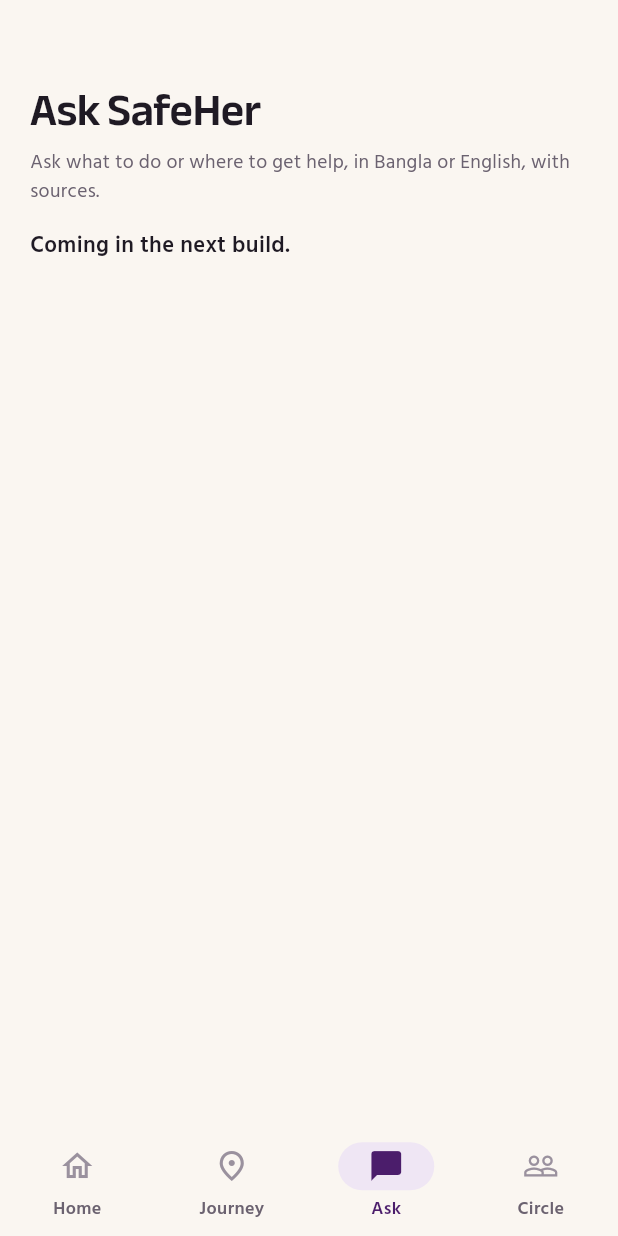
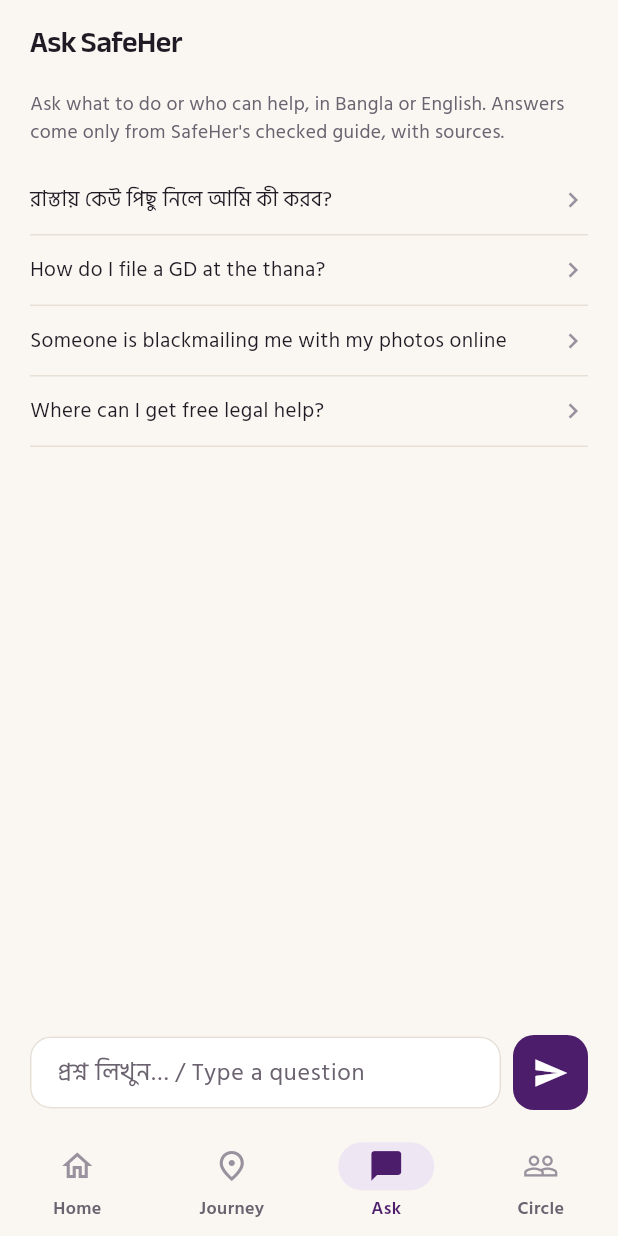
Before and after one commit to mdtanzimulislamrefat/SafeHer, a Flutter app: the screen it shows after launch, item 3 of the bottom bar chosen, on a phone screen of 412 x 824 dp. Run offline on Flutter 3.47's test engine with Material 3 defaults, Android fonts, the phone set to English and light mode, and no system bars; our stand-ins replace audioplayers, geolocator, permission_handler, sensors_plus, share_plus, shared_preferences; missing offline and left inert: record.

Commit message:
Add Ask SafeHer: answers only from a checked, sourced guide
A Gemini assistant on the Ask tab that answers questions about what
to do and who can help, using only assets/guide/help_guide.json:
13 entries (999, 109, 333, 1098, Police Cyber Support for Women,
Police HQ hotlines, free legal aid, filing a GD, One-Stop Crisis
Centres, Victim Support Centres, three safety tips), each with its
source and link. Three numbers that could not be confirmed
officially are marked verify and shown as such.

- The guide is small, so all of it goes in the prompt; cited ids are
  an enum in the response schema, so Gemini can only cite entries
  that exist
- Not covered -> says so and points to 109/999 instead of guessing;
  no legal or medical rulings
- Danger right now -> urgent flag; the answer opens with Call 999
  and "Alert my circle"
- Replies in the language and script of the question
- Tap-to-call chips for cited numbers, numbered sources that open
  the original article
- Same model fallback as reports (3.5-flash, then flash-lite)

Tested: flutter analyze clean, 24 tests pass; 6 live questions
(Bangla, English, Banglish, danger now, off-topic, a trap asking for
a number not in the guide) all answered safely in 1.5-3.7 s; works
on a Realme RMX3750 (Android 15).

Co-Authored-By: Claude Opus 5.5 <noreply@anthropic.com>

```diff
--- /dev/null
+++ b/lib/data/help_guide.dart
@@ -0,0 +1,75 @@
+import 'dart:convert';
+
+import 'package:flutter/services.dart';
+
+/// One checked piece of help information, with where it came from.
+class GuideEntry {
+  const GuideEntry({
+    required this.id,
+    required this.title,
+    required this.titleBn,
+    required this.text,
+    required this.numbers,
+    required this.source,
+    required this.url,
+    required this.verify,
+  });
+
+  final String id;
+  final String title;
+  final String titleBn;
+  final String text;
+  final List<String> numbers;
+  final String source;
+  final String url;
+
+  /// Not yet confirmed against an official source; shown with a "check this" note.
+  final bool verify;
+
+  factory GuideEntry.fromJson(Map<String, dynamic> j) => GuideEntry(
+    id: j['id'] as String,
+    title: j['title'] as String,
+    titleBn: j['title_bn'] as String? ?? '',
+    text: j['text'] as String,
+    numbers: [for (final n in j['numbers'] as List? ?? const []) n as String],
+    source: j['source'] as String,
+    url: j['url'] as String? ?? '',
+    verify: j['verify'] as bool? ?? false,
+  );
+}
+
+/// The verified guide Ask SafeHer answers from. Kept as editable JSON in assets/guide.
+class HelpGuide {
+  const HelpGuide({required this.checked, required this.entries});
+
+  final String checked;
+  final List<GuideEntry> entries;
+
+  factory HelpGuide.fromJson(Map<String, dynamic> j) => HelpGuide(
+    checked: j['checked'] as String,
+    entries: [for (final e in j['entries'] as List) GuideEntry.fromJson(e as Map<String, dynamic>)],
+  );
+
+  static Future<HelpGuide> load([AssetBundle? bundle]) async {
+    final raw = await (bundle ?? rootBundle).loadString('assets/guide/help_guide.json');
+    return HelpGuide.fromJson(jsonDecode(raw) as Map<String, dynamic>);
+  }
+
+  GuideEntry? byId(String id) {
+    for (final e in entries) {
+      if (e.id == id) return e;
+    }
+    return null;
+  }
+
+  /// The guide as Gemini sees it.
+  String toPromptText() {
+    return entries
+        .map(
+          (e) =>
+              '[${e.id}] ${e.title}${e.verify ? ' (verify=true: number not yet confirmed officially)' : ''}\n'
+              '${e.text}\nSource: ${e.source}',
+        )
+        .join('\n\n');
+  }
+}
--- a/lib/main.dart
+++ b/lib/main.dart
@@ -5,6 +5,7 @@ import 'package:shared_preferences/shared_preferences.dart';
 import 'data/contacts_store.dart';
 import 'data/reports_store.dart';
 import 'data/settings_store.dart';
+import 'screens/ask_screen.dart';
 import 'screens/circle_screen.dart';
 import 'screens/home_screen.dart';
 import 'services/protection_service.dart';
@@ -90,10 +91,7 @@ class _AppShellState extends State<AppShell> {
             title: 'Safe Journey',
             text: 'Share your trip with your circle, check in on the way, and get a nudge if something looks off.',
           ),
-          _ComingSoon(
-            title: 'Ask SafeHer',
-            text: 'Ask what to do or where to get help, in Bangla or English, with sources.',
-          ),
+          AskScreen(),
           CircleScreen(),
         ],
       ),
--- /dev/null
+++ b/lib/screens/ask_screen.dart
@@ -0,0 +1,387 @@
+import 'package:flutter/material.dart';
+import 'package:url_launcher/url_launcher.dart';
+
+import '../data/help_guide.dart';
+import '../services/gemini_client.dart';
+import '../services/guide_answerer.dart';
+import '../services/sos_controller.dart';
+import '../theme.dart';
+import 'helplines_screen.dart';
+import 'home_screen.dart';
+
+/// Questions answered only from SafeHer's checked guide, with numbered sources.
+class AskScreen extends StatefulWidget {
+  const AskScreen({super.key});
+
+  @override
+  State<AskScreen> createState() => _AskScreenState();
+}
+
+class _AskScreenState extends State<AskScreen> {
+  static const suggestions = [
+    'রাস্তায় কেউ পিছু নিলে আমি কী করব?',
+    'How do I file a GD at the thana?',
+    'Someone is blackmailing me with my photos online',
+    'Where can I get free legal help?',
+  ];
+
+  final _input = TextEditingController();
+  final _scroll = ScrollController();
+  final _turns = <ChatTurn>[];
+  GuideAnswerer? _answerer;
+  bool _thinking = false;
+  String? _error;
+  String? _lastQuestion;
+
+  @override
+  void initState() {
+    super.initState();
+    HelpGuide.load().then((g) {
+      if (mounted) setState(() => _answerer = GuideAnswerer(g));
+    });
+  }
+
+  @override
+  void dispose() {
+    _input.dispose();
+    _scroll.dispose();
+    super.dispose();
+  }
+
+  Future<void> _ask(String question) async {
+    final q = question.trim();
+    final answerer = _answerer;
+    if (q.isEmpty || answerer == null || _thinking) return;
+    final history = List<ChatTurn>.of(_turns);
+    setState(() {
+      if (_error == null || _lastQuestion != q) _turns.add(ChatTurn(fromUser: true, text: q));
+      _thinking = true;
+      _error = null;
+      _lastQuestion = q;
+      _input.clear();
+    });
+    _scrollToEnd();
+    try {
+      final a = await answerer.ask(q, history: history);
+      if (!mounted) return;
+      setState(() => _turns.add(ChatTurn(fromUser: false, text: a.text, answer: a)));
+    } on GeminiException catch (e) {
+      if (!mounted) return;
+      setState(
+        () => _error = switch (e.failure) {
+          GeminiFailure.noKey => 'Ask SafeHer is not set up in this build.',
+          GeminiFailure.busy => 'Too many questions right now. Try again in a minute.',
+          GeminiFailure.network => "Couldn't connect. Check your internet.",
+          GeminiFailure.badAnswer => 'Something went wrong with the answer.',
+        },
+      );
+    } finally {
+      if (mounted) setState(() => _thinking = false);
+      _scrollToEnd();
+    }
+  }
+
+  void _scrollToEnd() {
+    WidgetsBinding.instance.addPostFrameCallback((_) {
+      if (_scroll.hasClients) {
+        _scroll.animateTo(
+          _scroll.position.maxScrollExtent,
+          duration: const Duration(milliseconds: 250),
+          curve: Curves.easeOut,
+        );
+      }
+    });
+  }
+
+  @override
+  Widget build(BuildContext context) {
+    return Scaffold(
+      appBar: AppBar(titleSpacing: 20, title: Text('Ask SafeHer', style: SafeText.heading(20))),
+      body: Column(
+        children: [
+          Expanded(
+            child: ListView(
+              controller: _scroll,
+              padding: const EdgeInsets.fromLTRB(20, 4, 20, 16),
+              children: [
+                if (_turns.isEmpty) ...[
+                  const Text(
+                    'Ask what to do or who can help, in Bangla or English. Answers come only from '
+                    "SafeHer's checked guide, with sources.",
+                    style: SafeText.small,
+                  ),
+                  const SizedBox(height: 12),
+                  for (final s in suggestions) _SuggestionRow(text: s, onTap: () => _ask(s)),
+                ],
+                for (final t in _turns) t.fromUser ? _Question(t.text) : _Answer(t.answer!),
+                if (_thinking) const _Thinking(),
+                if (_error != null) _ErrorRow(text: _error!, onRetry: () => _ask(_lastQuestion!)),
+              ],
+            ),
+          ),
+          SafeArea(
+            top: false,
+            child: Padding(
+              padding: const EdgeInsets.fromLTRB(20, 4, 20, 12),
+              child: Row(
+                children: [
+                  Expanded(
+                    child: TextField(
+                      controller: _input,
+                      minLines: 1,
+                      maxLines: 4,
+                      textInputAction: TextInputAction.send,
+                      onSubmitted: _ask,
+                      decoration: const InputDecoration(
+                        hintText: 'প্রশ্ন লিখুন… / Type a question',
+                        contentPadding: EdgeInsets.symmetric(horizontal: 14, vertical: 12),
+                      ),
+                    ),
+                  ),
+                  const SizedBox(width: 8),
+                  IconButton.filled(
+                    tooltip: 'Send',
+                    style: IconButton.styleFrom(
+                      backgroundColor: SafeColors.plum,
+                      minimumSize: const Size(50, 50),
+                      shape: RoundedRectangleBorder(borderRadius: BorderRadius.circular(14)),
+                    ),
+                    onPressed: _answerer == null || _thinking ? null : () => _ask(_input.text),
+                    icon: const Icon(Icons.send, color: Colors.white),
+                  ),
+                ],
+              ),
+            ),
+          ),
+        ],
+      ),
+    );
+  }
+}
+
+class _Question extends StatelessWidget {
+  const _Question(this.text);
+
+  final String text;
+
+  @override
+  Widget build(BuildContext context) {
+    return Align(
+      alignment: Alignment.centerRight,
+      child: Container(
+        margin: const EdgeInsets.only(bottom: 14, left: 48),
+        padding: const EdgeInsets.symmetric(horizontal: 14, vertical: 11),
+        decoration: const BoxDecoration(
+          color: SafeColors.plum,
+          borderRadius: BorderRadius.only(
+            topLeft: Radius.circular(18),
+            topRight: Radius.circular(18),
+            bottomLeft: Radius.circular(18),
+            bottomRight: Radius.circular(6),
+          ),
+        ),
+        child: Text(text, style: const TextStyle(fontSize: 15, height: 1.5, color: Colors.white)),
+      ),
+    );
+  }
+}
+
+class _Answer extends StatelessWidget {
+  const _Answer(this.a);
+
+  final GuideAnswer a;
+
+  @override
+  Widget build(BuildContext context) {
+    final numbers = {for (final e in a.cited) ...e.numbers};
+    return Padding(
+      padding: const EdgeInsets.only(bottom: 18),
+      child: Column(
+        crossAxisAlignment: CrossAxisAlignment.start,
+        children: [
+          if (a.urgent) const _UrgentCard(),
+          SelectableText(a.text, style: const TextStyle(fontSize: 15, height: 1.6, color: SafeColors.ink)),
+          if (numbers.isNotEmpty) ...[
+            const SizedBox(height: 8),
+            Wrap(
+              spacing: 8,
+              runSpacing: 4,
+              children: [
+                for (final n in numbers)
+                  ActionChip(
+                    avatar: const Icon(Icons.phone, size: 16, color: SafeColors.plum),
+                    label: Text(n),
+                    onPressed: () => callNumber(n),
+                  ),
+              ],
+            ),
+          ],
+          if (a.cited.isNotEmpty) ...[
+            const SizedBox(height: 8),
+            const Divider(),
+            const SizedBox(height: 6),
+            for (final (i, e) in a.cited.indexed) _SourceLine(index: i + 1, entry: e),
+          ],
+          const SizedBox(height: 6),
+          Text(
+            a.covered
+                ? "Answered from SafeHer's checked guide · not legal advice"
+                : "Not in SafeHer's checked guide, so no details were guessed",
+            style: SafeText.caption,
+          ),
+        ],
+      ),
+    );
+  }
+}
+
+class _SourceLine extends StatelessWidget {
+  const _SourceLine({required this.index, required this.entry});
+
+  final int index;
+  final GuideEntry entry;
+
+  @override
+  Widget build(BuildContext context) {
+    final hasLink = entry.url.isNotEmpty;
+    return InkWell(
+      onTap: hasLink ? () => launchUrl(Uri.parse(entry.url), mode: LaunchMode.externalApplication) : null,
+      child: Padding(
+        padding: const EdgeInsets.symmetric(vertical: 3),
+        child: Text.rich(
+          TextSpan(
+            children: [
+              TextSpan(
+                text: '[$index] ',
+                style: const TextStyle(fontWeight: FontWeight.w700, color: SafeColors.plum),
+              ),
+              TextSpan(text: entry.source),
+              if (entry.verify)
+                const TextSpan(
+                  text: ' · number not yet confirmed officially',
+                  style: TextStyle(color: SafeColors.amber, fontWeight: FontWeight.w600),
+                ),
+              if (hasLink)
+                const TextSpan(
+                  text: ' ↗',
+                  style: TextStyle(color: SafeColors.plum),
+                ),
+            ],
+          ),
+          style: SafeText.caption,
+        ),
+      ),
+    );
+  }
+}
+
+class _UrgentCard extends StatelessWidget {
+  const _UrgentCard();
+
+  @override
+  Widget build(BuildContext context) {
+    return Container(
+      margin: const EdgeInsets.only(bottom: 10),
+      padding: const EdgeInsets.all(12),
+      decoration: BoxDecoration(color: SafeColors.redSoft, borderRadius: BorderRadius.circular(14)),
+      child: Column(
+        crossAxisAlignment: CrossAxisAlignment.stretch,
+        children: [
+          const Text(
+            'If you are in danger now',
+            style: TextStyle(fontSize: 14, fontWeight: FontWeight.w700, color: SafeColors.redDeep),
+          ),
+          const SizedBox(height: 8),
+          Row(
+            children: [
+              Expanded(
+                child: FilledButton.icon(
+                  style: FilledButton.styleFrom(backgroundColor: SafeColors.red, minimumSize: const Size(0, 48)),
+                  onPressed: () => callNumber('999'),
+                  icon: const Icon(Icons.phone, size: 18),
+                  label: const Text('Call 999'),
+                ),
+              ),
+              const SizedBox(width: 8),
+              Expanded(
+                child: OutlinedButton(
+                  style: OutlinedButton.styleFrom(minimumSize: const Size(0, 48), foregroundColor: SafeColors.redDeep),
+                  onPressed: () => startSos(context, SosTrigger.hold),
+                  child: const Text('Alert my circle'),
+                ),
+              ),
+            ],
+          ),
+        ],
+      ),
+    );
+  }
+}
+
+class _SuggestionRow extends StatelessWidget {
+  const _SuggestionRow({required this.text, required this.onTap});
+
+  final String text;
+  final VoidCallback onTap;
+
+  @override
+  Widget build(BuildContext context) {
+    return InkWell(
+      onTap: onTap,
+      child: Container(
+        padding: const EdgeInsets.symmetric(vertical: 13),
+        decoration: const BoxDecoration(
+          border: Border(bottom: BorderSide(color: SafeColors.line)),
+        ),
+        child: Row(
+          children: [
+            Expanded(
+              child: Text(text, style: const TextStyle(fontSize: 14, color: SafeColors.ink)),
+            ),
+            const Icon(Icons.chevron_right, color: SafeColors.faint, size: 20),
+          ],
+        ),
+      ),
+    );
+  }
+}
+
+class _Thinking extends StatelessWidget {
+  const _Thinking();
+
+  @override
+  Widget build(BuildContext context) {
+    return const Padding(
+      padding: EdgeInsets.only(bottom: 16),
+      child: Row(
+        children: [
+          SizedBox(width: 16, height: 16, child: CircularProgressIndicator(strokeWidth: 2)),
+          SizedBox(width: 10),
+          Text('Checking the guide…', style: SafeText.small),
+        ],
+      ),
+    );
+  }
+}
+
+class _ErrorRow extends StatelessWidget {
+  const _ErrorRow({required this.text, required this.onRetry});
+
+  final String text;
+  final VoidCallback onRetry;
+
+  @override
+  Widget build(BuildContext context) {
+    return Padding(
+      padding: const EdgeInsets.only(bottom: 16),
+      child: Row(
+        children: [
+          Expanded(
+            child: Text(text, style: const TextStyle(fontSize: 13, color: SafeColors.red)),
+          ),
+          TextButton(onPressed: onRetry, child: const Text('Try again')),
+        ],
+      ),
+    );
+  }
+}
--- a/lib/screens/record_report_screen.dart
+++ b/lib/screens/record_report_screen.dart
@@ -43,6 +43,7 @@ class _RecordReportScreenState extends State<RecordReportScreen> {
     super.initState();
     _protection = context.read<ProtectionService>();
   }
+
   ReportLanguage _language = ReportLanguage.english;
   String? _path;
   Duration _elapsed = Duration.zero;
--- /dev/null
+++ b/lib/services/guide_answerer.dart
@@ -0,0 +1,103 @@
+import '../data/help_guide.dart';
+import 'gemini_client.dart';
+
+class ChatTurn {
+  const ChatTurn({required this.fromUser, required this.text, this.answer});
+
+  final bool fromUser;
+  final String text;
+
+  /// Set on SafeHer's replies.
+  final GuideAnswer? answer;
+}
+
+class GuideAnswer {
+  const GuideAnswer({required this.text, required this.cited, required this.covered, required this.urgent});
+
+  final String text;
+
+  /// Guide entries the answer is based on, in the order Gemini cited them.
+  final List<GuideEntry> cited;
+
+  /// False when the guide had nothing on the question and the answer says so.
+  final bool covered;
+
+  /// She seems to be in danger right now: the screen shows 999 and SOS first.
+  final bool urgent;
+}
+
+/// Answers questions only from the checked [HelpGuide], with citations.
+///
+/// The guide is small (about a dozen entries), so all of it goes in the prompt instead of a
+/// separate retrieval step; Gemini may cite only ids that exist (they are an enum in the schema).
+class GuideAnswerer {
+  GuideAnswerer(this.guide, {GeminiClient? gemini}) : _gemini = gemini ?? GeminiClient();
+
+  final HelpGuide guide;
+  final GeminiClient _gemini;
+
+  static const models = [
+    GeminiModel('gemini-3.5-flash', {'thinkingBudget': 0}),
+    GeminiModel('gemini-flash-lite-latest', {'thinkingLevel': 'minimal'}),
+  ];
+
+  Map<String, Object> get _schema => {
+    'type': 'OBJECT',
+    'properties': {
+      'answer': {'type': 'STRING'},
+      'cited_ids': {
+        'type': 'ARRAY',
+        'items': {
+          'type': 'STRING',
+          'enum': [for (final e in guide.entries) e.id],
+        },
+      },
+      'covered': {'type': 'BOOLEAN'},
+      'urgent': {'type': 'BOOLEAN'},
+    },
+    'propertyOrdering': ['urgent', 'covered', 'cited_ids', 'answer'],
+    'required': ['answer', 'cited_ids', 'covered', 'urgent'],
+  };
+
+  String prompt(List<ChatTurn> history, String question) {
+    final recent = history.length > 6 ? history.sublist(history.length - 6) : history;
+    final convo = recent.map((t) => '${t.fromUser ? 'She' : 'SafeHer'}: ${t.text}').join('\n');
+    return 'You are Ask SafeHer, the help assistant inside a women\'s safety app in Bangladesh.\n'
+        'Answer ONLY from the GUIDE below. Never invent phone numbers, laws, offices, procedures or facts '
+        'that are not in it.\n'
+        'Reply in the language and script of her latest message: Bangla script for Bangla, romanised '
+        'Banglish for Banglish, English for English.\n'
+        'Be short and practical: at most 5 numbered steps or 3 sentences, plain text, no markdown.\n'
+        'Copy phone numbers exactly as written in the guide. If an entry you use has verify=true, say its '
+        'number should be double-checked.\n'
+        'If the guide does not cover her question, set covered=false, say you do not have checked '
+        'information on that, and suggest calling 109 (or 999 if she is in danger). Do not guess.\n'
+        'You are not a lawyer or doctor: do not judge cases or give legal or medical rulings; point to the '
+        'helplines in the guide instead.\n'
+        'If she says she is in danger right now (being followed, attacked or threatened at this moment), set '
+        'urgent=true and start the answer by telling her to call 999 or hold the SOS button.\n'
+        'cited_ids: the ids of the guide entries your answer uses.\n\n'
+        'GUIDE (checked ${guide.checked}):\n${guide.toPromptText()}\n\n'
+        '${convo.isEmpty ? '' : 'CONVERSATION SO FAR:\n$convo\n\n'}'
+        'HER QUESTION: $question';
+  }
+
+  /// Throws [GeminiException] when no model could answer.
+  Future<GuideAnswer> ask(String question, {List<ChatTurn> history = const []}) async {
+    final json = await _gemini.generateJson(
+      models: models,
+      parts: [
+        {'text': prompt(history, question)},
+      ],
+      schema: _schema,
+      temperature: 0.1,
+    );
+    final ids = [for (final id in json['cited_ids'] as List? ?? const []) id as String];
+    return GuideAnswer(
+      text: (json['answer'] as String? ?? '').trim(),
+      cited: [for (final id in ids.toSet()) ?guide.byId(id)],
+      covered: json['covered'] as bool? ?? false,
+      urgent: json['urgent'] as bool? ?? false,
+    );
+  }
+}
--- a/pubspec.yaml
+++ b/pubspec.yaml
@@ -59,6 +59,10 @@ dev_dependencies:
 flutter:
   uses-material-design: true
 
+  # Checked help guide that Ask SafeHer answers from; edit the JSON to update it.
+  assets:
+    - assets/guide/help_guide.json
+
   # Both fonts are SIL OFL; licences sit next to them in assets/fonts.
   fonts:
     - family: HindSiliguri
```
Also changed, not shown: assets/guide/help_guide.json (added, +137 -0 lines), 1 other file.
